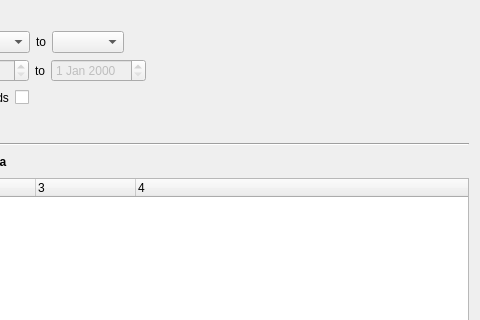
The window that NnpaReporting/output_dialog.ui (lutraconsulting/qgis-nnpa-reporting) describes before a commit, drawn with Qt 5; both pictures show x 176 to 656 and y 0 to 320 of the 656 by 486 pixel window.
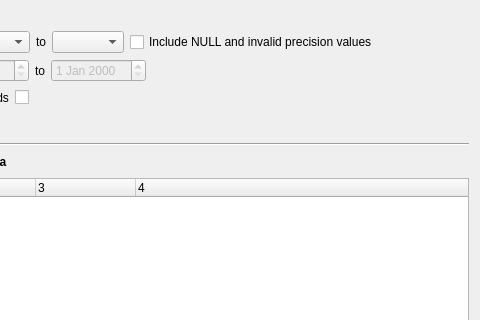
The same window after the commit. Custom widgets are drawn as their Qt base class.

Commit message: Handle null/bad precision values

Diff of the .ui file:
```diff
--- a/NnpaReporting/output_dialog.ui
+++ b/NnpaReporting/output_dialog.ui
@@ -74,6 +74,13 @@
      <item>
       <widget class="QComboBox" name="cbPrecisionMax"/>
      </item>
+     <item>
+      <widget class="QCheckBox" name="cbIncludeNullPrecision">
+       <property name="text">
+        <string>Include NULL and invalid precision values</string>
+       </property>
+      </widget>
+     </item>
      <item>
       <spacer name="horizontalSpacer">
        <property name="orientation">
```
The commit also changes 1 other file.
